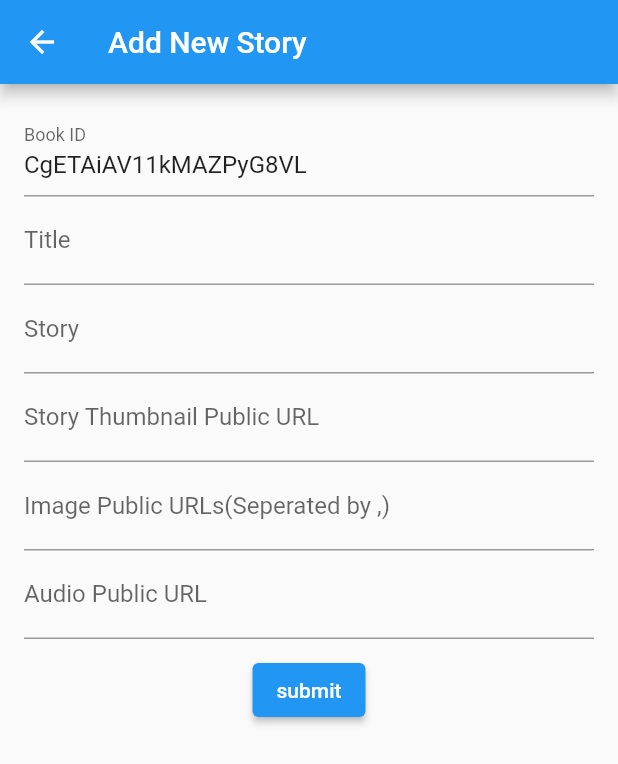
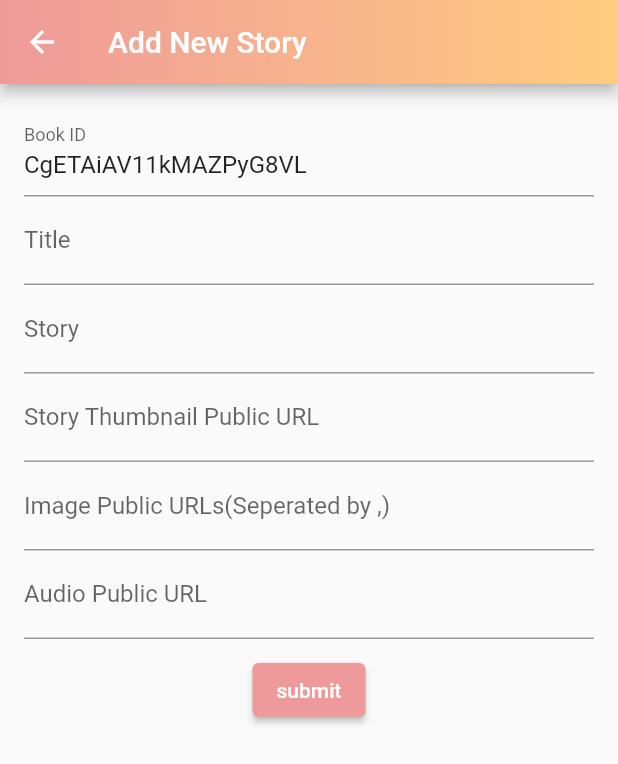
Before and after one commit to vickyadhi/Kathai-Neram, a Flutter app: the AddNewStoryScreen screen opened directly, on a phone screen of 412 x 824 dp. Shown: the top 764 px of the screen. Run offline on Flutter 3.47's test engine with Material 2 defaults, Android fonts, the phone set to English and light mode, and no system bars; our stand-ins replace cloud_firestore, firebase_core, just_audio; missing offline and left inert: audio_session, cloud_firestore_web, firebase_core_web, just_audio_web; accounts and stored records are empty.

Commit message:
Dashboard and story screen page flexible issue fixed Add story page changes

```diff
--- a/kathai_neram/lib/AddNewStoryScreen.dart
+++ b/kathai_neram/lib/AddNewStoryScreen.dart
@@ -25,6 +25,12 @@ class _AddNewStoryScreenState extends State<AddNewStoryScreen> {
   Widget build(BuildContext context) {
     return Scaffold(
       appBar: AppBar(
+        flexibleSpace: Container(
+          decoration: BoxDecoration(
+            gradient:
+            LinearGradient(colors: [Colors.red[200], Colors.orange[200]]),
+          ),
+        ),
         title: Text("Add New Story"),
       ),
       body: Padding(
@@ -103,6 +109,9 @@ class _AddNewStoryScreenState extends State<AddNewStoryScreen> {
                       }),
                   SizedBox(height: 10),
                   ElevatedButton(
+                    style: ElevatedButton.styleFrom(
+                      primary: Colors.red[200], // background
+                    ),
                     onPressed: _submit,
                     child: Text("submit"),
                   ),
--- a/kathai_neram/lib/Web/DashboardPage/pojoModel/DashboardStoryPojo.dart
+++ b/kathai_neram/lib/Web/DashboardPage/pojoModel/DashboardStoryPojo.dart
@@ -1,5 +1,5 @@
 class DashboardStoryPojo {
-  String title, storyId, audio, story;
+  String title, storyId, audio, story,thumbnail;
   List<dynamic> images;
-  DashboardStoryPojo(this.title, this.storyId, this.audio, this.story, this.images);
+  DashboardStoryPojo(this.title, this.storyId, this.audio, this.story, this.images,this.thumbnail);
 }
```
Also changed, not shown: kathai_neram/lib/StoryScreen.dart (+21 -11 lines), kathai_neram/lib/Web/DashboardPage/DashBoardScreen.dart (+34 -19 lines), 1 other file.
